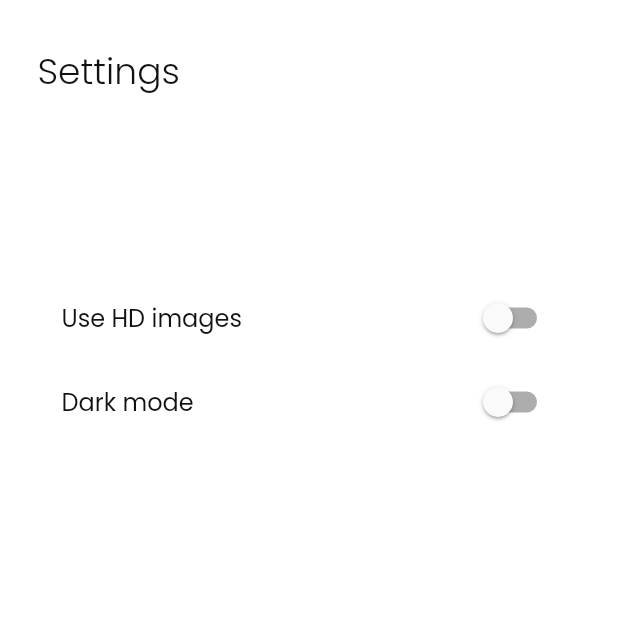
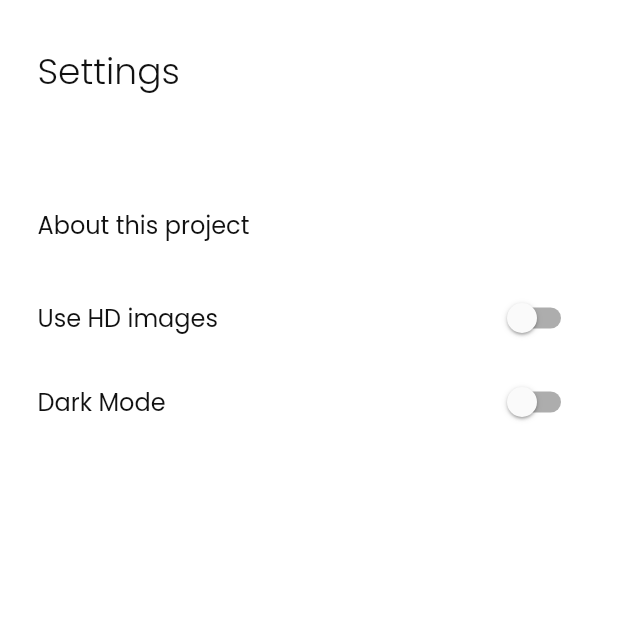
Before and after one commit to WillACosta/astronomy, a Flutter app: the SettingsPage screen opened directly, on a phone screen of 412 x 824 dp, the top half of it. Run offline on Flutter 3.47's test engine with Material 2 defaults, Android fonts, the phone set to English and light mode, and no system bars; our stand-ins replace cached_network_image, flutter_dotenv, flutter_mobx, fpdart, get_it, google_fonts and 3 more; missing offline and left inert: social_share; accounts and stored records are empty; generated files the repository leaves out were written again.

```diff
--- a/lib/presentation/pages/settings/settings_page.dart
+++ b/lib/presentation/pages/settings/settings_page.dart
@@ -3,6 +3,7 @@ import 'package:flutter/material.dart';
 
 import '../../../application/settings/settings_store.dart';
 import '../../../external/dependency_injection/locator.dart';
+import '../../widgets/widgets.dart';
 
 import '../../utils/utils.dart'
     show
@@ -32,44 +33,28 @@ class SettingsPage extends StatelessWidget {
             children: [
               Text('Settings', style: AppTextStyles.head()),
               SizedBox(height: getProportionateScreenHeight(60)),
-              TextButton(
-                onPressed: () {},
-                child: Row(
-                  mainAxisAlignment: MainAxisAlignment.spaceBetween,
-                  children: [
-                    Text('About this project'),
-                    Icon(Icons.chevron_right_outlined),
-                  ],
-                ),
+              SettingsListTile(
+                label: 'About this project',
+                onTap: () {},
               ),
               SizedBox(height: getProportionateScreenHeight(10)),
               Observer(builder: (_) {
-                return SwitchListTile(
+                return SwitchListButton(
+                  label: 'Use HD images',
                   value: store.userPreferences.useHdImages,
-                  onChanged: (value) {
-                    store.setPreferences(
-                      useDarkMode: store.userPreferences.useDarkMode,
-                      useHdImages: value,
-                    );
-                  },
-                  title: Text(
-                    'Use HD images',
-                    style: AppTextStyles.body(),
+                  onChanged: (value) => store.setPreferences(
+                    useDarkMode: store.userPreferences.useDarkMode,
+                    useHdImages: value,
                   ),
                 );
               }),
               Observer(builder: (_) {
-                return SwitchListTile(
+                return SwitchListButton(
+                  label: 'Dark Mode',
                   value: store.userPreferences.useDarkMode,
-                  onChanged: (value) {
-                    store.setPreferences(
-                      useDarkMode: value,
-                      useHdImages: store.userPreferences.useHdImages,
-                    );
-                  },
-                  title: Text(
-                    'Dark mode',
-                    style: AppTextStyles.body(),
+                  onChanged: (value) => store.setPreferences(
+                    useDarkMode: value,
+                    useHdImages: store.userPreferences.useHdImages,
                   ),
                 );
               }),
--- /dev/null
+++ b/lib/presentation/widgets/settings_list_tile.dart
@@ -0,0 +1,28 @@
+import 'package:flutter/material.dart';
+
+import '../utils/utils.dart';
+
+class SettingsListTile extends StatelessWidget {
+  const SettingsListTile({
+    Key? key,
+    required this.label,
+    this.onTap,
+  }) : super(key: key);
+
+  final String label;
+  final VoidCallback? onTap;
+
+  @override
+  Widget build(BuildContext context) {
+    return ListTile(
+      contentPadding: EdgeInsets.all(0),
+      tileColor: Theme.of(context).primaryColor,
+      onTap: () {},
+      title: Text(
+        label,
+        style: AppTextStyles.body(),
+      ),
+      dense: true,
+    );
+  }
+}
--- /dev/null
+++ b/lib/presentation/widgets/switch_list_button.dart
@@ -0,0 +1,29 @@
+import 'package:flutter/material.dart';
+
+import '../utils/utils.dart';
+
+class SwitchListButton extends StatelessWidget {
+  const SwitchListButton({
+    Key? key,
+    required this.value,
+    this.onChanged,
+    required this.label,
+  }) : super(key: key);
+
+  final String label;
+  final bool value;
+  final Function(bool)? onChanged;
+
+  @override
+  Widget build(BuildContext context) {
+    return SwitchListTile(
+      value: value,
+      contentPadding: EdgeInsets.all(0),
+      onChanged: onChanged,
+      title: Text(
+        label,
+        style: AppTextStyles.body(),
+      ),
+    );
+  }
+}
--- a/lib/presentation/widgets/widgets.dart
+++ b/lib/presentation/widgets/widgets.dart
@@ -3,3 +3,5 @@ export 'media_action_bar.dart';
 export 'sheet_container.dart';
 export 'error_state_widget.dart';
 export 'sheet_handle.dart';
+export 'switch_list_button.dart';
+export 'settings_list_tile.dart';
```
Also changed, not shown: 2 other files.
